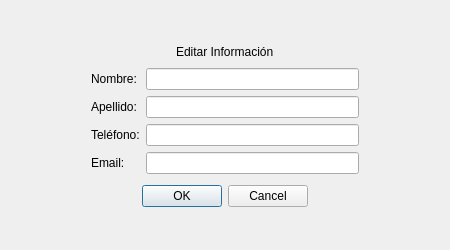
First picture: the form in editpersona.ui, repository matt087/P61-Qt-QWidgetTable, before the edit.
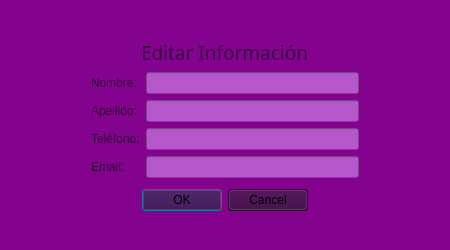
Second picture: the form after the edit.

What changed in the file:
```diff
--- a/editpersona.ui
+++ b/editpersona.ui
@@ -28,6 +28,9 @@
   <property name="windowTitle">
    <string>Dialog</string>
   </property>
+  <property name="styleSheet">
+   <string notr="true">background-color: rgb(131, 3, 143);</string>
+  </property>
   <layout class="QVBoxLayout" name="verticalLayout">
    <item>
     <spacer name="verticalSpacer_2">
@@ -59,6 +62,15 @@
      </item>
      <item>
       <widget class="QLabel" name="label">
+       <property name="font">
+        <font>
+         <family>Segoe UI Black</family>
+         <pointsize>14</pointsize>
+        </font>
+       </property>
+       <property name="styleSheet">
+        <string notr="true">color: rgb(56, 1, 63);</string>
+       </property>
        <property name="text">
         <string>Editar Información</string>
        </property>
@@ -104,43 +116,84 @@
       <layout class="QFormLayout" name="formLayout">
        <item row="0" column="0">
         <widget class="QLabel" name="label_2">
+         <property name="styleSheet">
+          <string notr="true">color: rgb(56, 1, 63);</string>
+         </property>
          <property name="text">
           <string>Nombre:</string>
          </property>
         </widget>
        </item>
        <item row="0" column="1">
-        <widget class="QLineEdit" name="nombre"/>
+        <widget class="QLineEdit" name="nombre">
+         <property name="styleSheet">
+          <string notr="true">background-color: rgb(181, 88, 204);
+border-color: rgb(181, 88, 204);</string>
+         </property>
+        </widget>
        </item>
        <item row="1" column="0">
         <widget class="QLabel" name="label_4">
+         <property name="styleSheet">
+          <string notr="true">color: rgb(56, 1, 63);</string>
+         </property>
          <property name="text">
           <string>Apellido:</string>
          </property>
         </widget>
        </item>
        <item row="1" column="1">
-        <widget class="QLineEdit" name="apellido"/>
+        <widget class="QLineEdit" name="apellido">
+         <property name="focusPolicy">
+          <enum>Qt::StrongFocus</enum>
+         </property>
+         <property name="styleSheet">
+          <string notr="true">background-color: rgb(181, 88, 204);
+border-color: rgb(181, 88, 204);</string>
+         </property>
+        </widget>
        </item>
        <item row="2" column="0">
         <widget class="QLabel" name="label_5">
+         <property name="styleSheet">
+          <string notr="true">color: rgb(56, 1, 63);</string>
+         </property>
          <property name="text">
           <string>Teléfono:</string>
          </property>
         </widget>
        </item>
        <item row="2" column="1">
-        <widget class="QLineEdit" name="telefono"/>
+        <widget class="QLineEdit" name="telefono">
+         <property name="focusPolicy">
+          <enum>Qt::StrongFocus</enum>
+         </property>
+         <property name="styleSheet">
+          <string notr="true">background-color: rgb(181, 88, 204);
+border-color: rgb(181, 88, 204);</string>
+         </property>
+        </widget>
        </item>
        <item row="3" column="0">
         <widget class="QLabel" name="label_3">
+         <property name="styleSheet">
+          <string notr="true">color: rgb(56, 1, 63);</string>
+         </property>
          <property name="text">
           <string>Email:</string>
          </property>
         </widget>
        </item>
        <item row="3" column="1">
-        <widget class="QLineEdit" name="email"/>
+        <widget class="QLineEdit" name="email">
+         <property name="focusPolicy">
+          <enum>Qt::StrongFocus</enum>
+         </property>
+         <property name="styleSheet">
+          <string notr="true">background-color: rgb(181, 88, 204);
+border-color: rgb(181, 88, 204);</string>
+         </property>
+        </widget>
        </item>
       </layout>
      </item>
@@ -179,6 +232,12 @@
      </item>
      <item>
       <widget class="QDialogButtonBox" name="buttonBox">
+       <property name="focusPolicy">
+        <enum>Qt::NoFocus</enum>
+       </property>
+       <property name="styleSheet">
+        <string notr="true">background-color: rgb(56, 1, 63);</string>
+       </property>
        <property name="standardButtons">
         <set>QDialogButtonBox::Cancel|QDialogButtonBox::Ok</set>
        </property>
```
